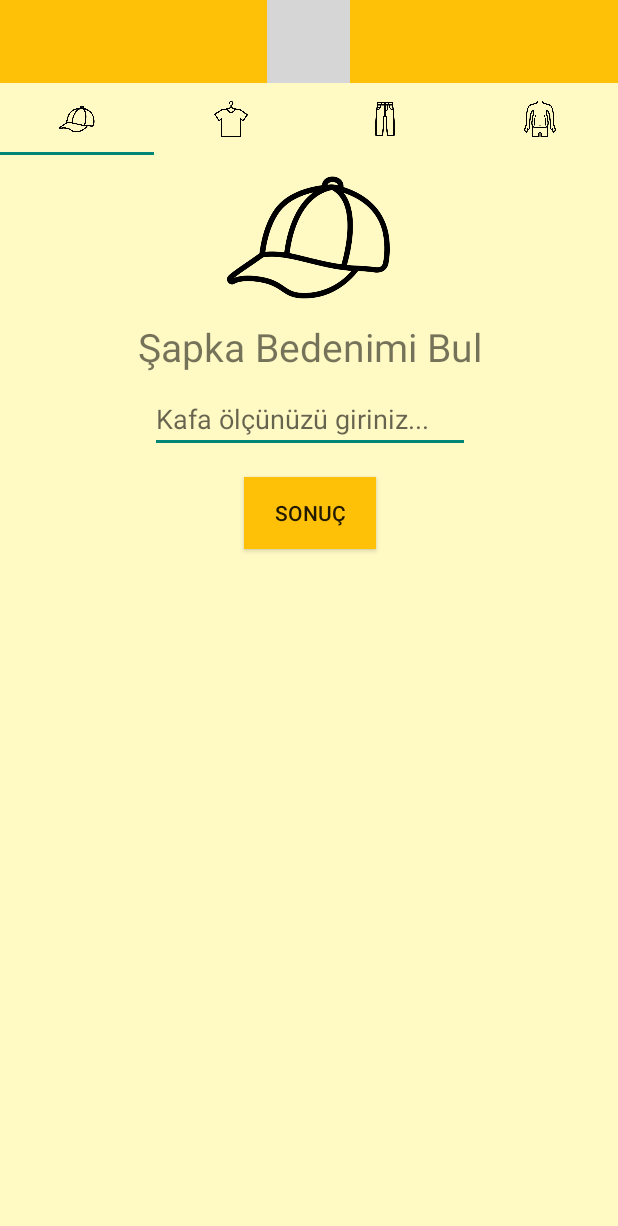
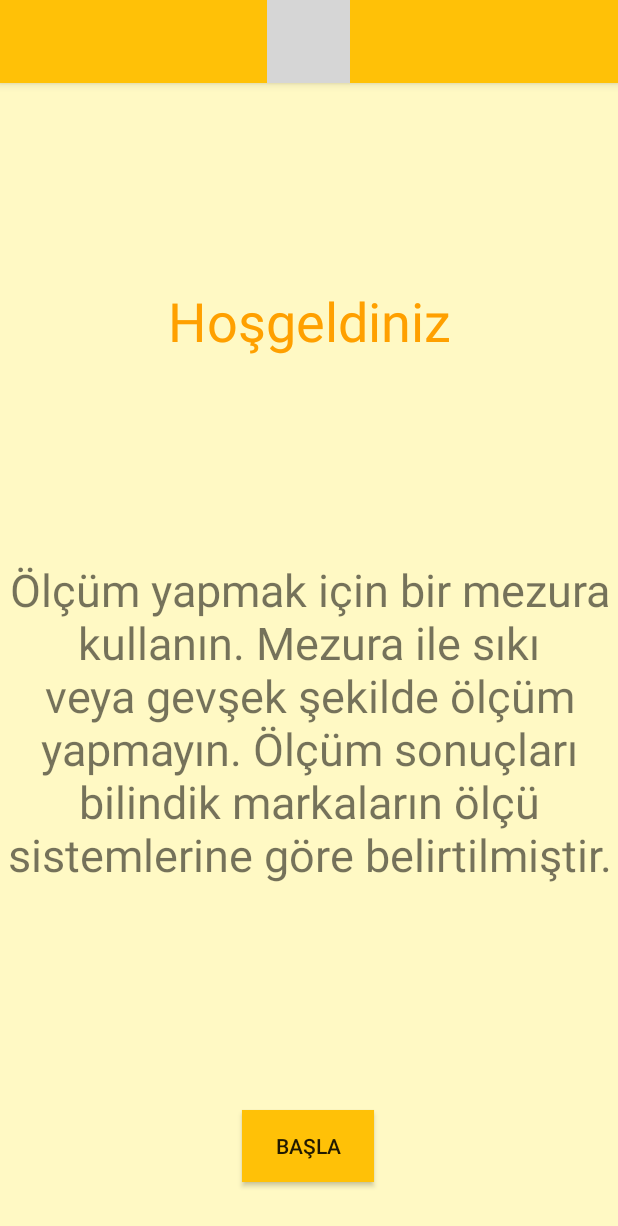
Before and after one commit to girisimci/BedenimNe, an Android app: the screen it shows after launch (MainActivity before the commit, tanitimActivity after it), on a phone screen of 412 x 824 dp. Shown: the top 1226 px of the screen. Run offline under Robolectric (Android 15) with nearby library versions, the phone set to English and light mode, and no system bars; grey boxes are pictures that could not be loaded.

Commit message:
son eklemeler

```diff
--- a/app/src/main/java/com/example/bedenimne/splash_activiy.kt
+++ b/app/src/main/java/com/example/bedenimne/splash_activiy.kt
@@ -1,9 +1,9 @@
 package com.example.bedenimne
 
 import android.content.Intent
-import androidx.appcompat.app.AppCompatActivity
 import android.os.Bundle
 import android.os.Handler
+import androidx.appcompat.app.AppCompatActivity
 
 class splash_activiy : AppCompatActivity() {
 
@@ -14,7 +14,7 @@ class splash_activiy : AppCompatActivity() {
 
         handler= Handler()
         handler.postDelayed({
-            val intent=Intent(this,MainActivity::class.java)
+            val intent = Intent(this, tanitimActivity::class.java)
             startActivity(intent)
             finish()
         },3000)
--- /dev/null
+++ b/app/src/main/java/com/example/bedenimne/tanitimActivity.kt
@@ -0,0 +1,22 @@
+package com.example.bedenimne
+
+import android.content.Intent
+import android.os.Bundle
+import android.widget.Button
+import androidx.appcompat.app.AppCompatActivity
+import kotlinx.android.synthetic.main.activity_tanitim.*
+
+class tanitimActivity : AppCompatActivity() {
+
+    override fun onCreate(savedInstanceState: Bundle?) {
+        super.onCreate(savedInstanceState)
+        setContentView(R.layout.activity_tanitim)
+
+        val zap = findViewById<Button>(R.id.button)
+        button.setOnClickListener {
+            val intent = Intent(this, MainActivity::class.java)
+            startActivity(intent)
+            finish()
+        }
+    }
+}
--- /dev/null
+++ b/app/src/main/res/layout/activity_tanitim.xml
@@ -0,0 +1,69 @@
+<?xml version="1.0" encoding="utf-8"?>
+<androidx.constraintlayout.widget.ConstraintLayout xmlns:android="http://schemas.android.com/apk/res/android"
+    xmlns:app="http://schemas.android.com/apk/res-auto"
+    xmlns:tools="http://schemas.android.com/tools"
+    android:layout_width="match_parent"
+    android:layout_height="match_parent"
+    android:background="@color/colorLightPrimary"
+    tools:context=".tanitimActivity">
+
+    <com.google.android.material.appbar.AppBarLayout
+        android:id="@+id/appBarLayout"
+        android:layout_width="0dp"
+        android:layout_height="wrap_content"
+        android:background="@color/colorPrimary"
+        app:layout_constraintEnd_toEndOf="parent"
+        app:layout_constraintStart_toStartOf="parent"
+        app:layout_constraintTop_toTopOf="parent"
+        tools:ignore="MissingConstraints">
+
+        <ImageView
+            android:layout_width="55dp"
+            android:layout_height="55dp"
+            android:layout_gravity="center"
+            android:src="@drawable/dgo" />
+    </com.google.android.material.appbar.AppBarLayout>
+
+    <Button
+        android:id="@+id/button"
+        android:layout_width="wrap_content"
+        android:layout_height="wrap_content"
+        android:layout_marginBottom="36dp"
+        android:background="@color/colorPrimary"
+        android:text="Başla"
+        app:layout_constraintBottom_toBottomOf="parent"
+        app:layout_constraintEnd_toEndOf="parent"
+        app:layout_constraintHorizontal_bias="0.498"
+        app:layout_constraintStart_toStartOf="parent" />
+
+    <TextView
+        android:id="@+id/textView2"
+        android:layout_width="wrap_content"
+        android:layout_height="wrap_content"
+        android:layout_marginStart="24dp"
+        android:layout_marginLeft="24dp"
+        android:layout_marginTop="16dp"
+        android:layout_marginEnd="24dp"
+        android:layout_marginRight="24dp"
+        android:layout_marginBottom="32dp"
+        android:gravity="center"
+        android:text="@string/welcome"
+        android:textSize="30sp"
+        app:layout_constraintBottom_toTopOf="@+id/button"
+        app:layout_constraintEnd_toEndOf="parent"
+        app:layout_constraintStart_toStartOf="parent"
+        app:layout_constraintTop_toBottomOf="@+id/textView3" />
+
+    <TextView
+        android:id="@+id/textView3"
+        android:layout_width="wrap_content"
+        android:layout_height="wrap_content"
+        android:layout_marginTop="16dp"
+        android:text="Hoşgeldiniz"
+        android:textColor="@color/colorPrimaryDark"
+        android:textSize="36sp"
+        app:layout_constraintBottom_toTopOf="@+id/textView2"
+        app:layout_constraintEnd_toEndOf="parent"
+        app:layout_constraintStart_toStartOf="parent"
+        app:layout_constraintTop_toBottomOf="@+id/appBarLayout" />
+</androidx.constraintlayout.widget.ConstraintLayout>
--- a/app/src/main/res/values/strings.xml
+++ b/app/src/main/res/values/strings.xml
@@ -4,4 +4,10 @@
     <!-- TODO: Remove or change this placeholder text -->
     <string name="hello_blank_fragment">Hello blank fragment</string>
     <string name="kfolcu">Kafa ölçünüzü giriniz...</string>
+    <string name="welcome">
+        Ölçüm yapmak için bir mezura kullanın.
+        Mezura ile sıkı veya gevşek şekilde ölçüm yapmayın.
+
+        Ölçüm sonuçları bilindik markaların ölçü sistemlerine göre belirtilmiştir.
+    </string>
 </resources>
```
Also changed, not shown: app/src/main/AndroidManifest.xml (+9 -8 lines), app/src/main/java/com/example/bedenimne/bel.kt (+104 -1 lines), app/src/main/java/com/example/bedenimne/hesap.kt (+92 -1 lines), app/src/main/java/com/example/bedenimne/home.kt (+24 -18 lines), app/src/main/java/com/example/bedenimne/omuz.kt (+47 -26 lines), app/src/main/res/layout/fragment_bel.xml (+58 -9 lines), app/src/main/res/layout/fragment_hesap.xml (+41 -42 lines), app/src/main/res/layout/fragment_omuz.xml (+19 -3 lines).
